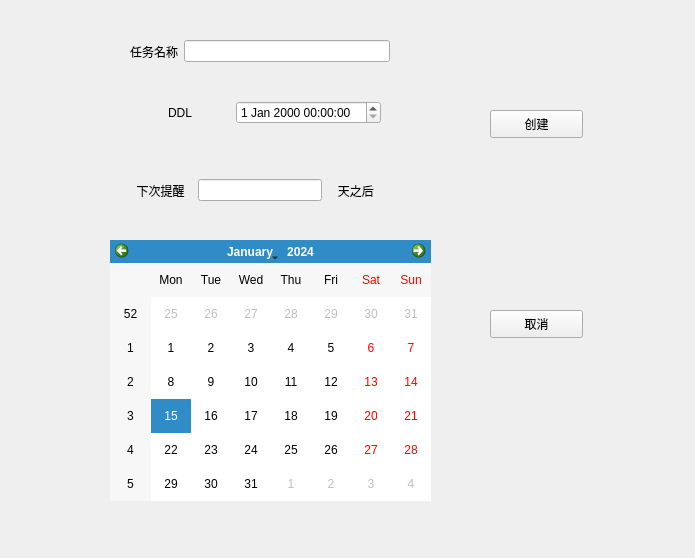
LuigiNixy/Qt_project, file newtask.ui: the form before one commit.
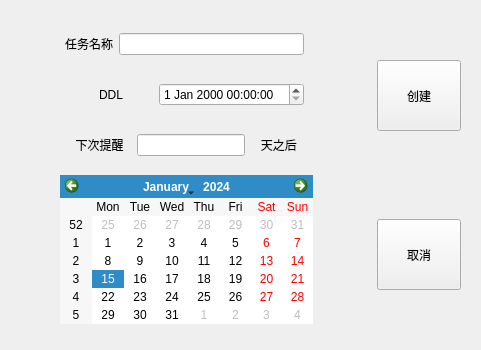
The form after the commit.

```diff
--- a/newtask.ui
+++ b/newtask.ui
@@ -6,33 +6,60 @@
    <rect>
     <x>0</x>
     <y>0</y>
-    <width>695</width>
-    <height>558</height>
+    <width>481</width>
+    <height>350</height>
    </rect>
   </property>
+  <property name="sizePolicy">
+   <sizepolicy hsizetype="Fixed" vsizetype="Fixed">
+    <horstretch>0</horstretch>
+    <verstretch>0</verstretch>
+   </sizepolicy>
+  </property>
   <property name="windowTitle">
    <string>Form</string>
   </property>
-  <widget class="QCalendarWidget" name="calendarWidget">
-   <property name="geometry">
-    <rect>
-     <x>110</x>
-     <y>240</y>
-     <width>321</width>
-     <height>261</height>
-    </rect>
-   </property>
-  </widget>
+  <layout class="QHBoxLayout" name="horizontalLayout_3">
+   <item>
+    <spacer name="horizontalSpacer">
+     <property name="orientation">
+      <enum>Qt::Horizontal</enum>
+     </property>
+     <property name="sizeType">
+      <enum>QSizePolicy::Preferred</enum>
+     </property>
+     <property name="sizeHint" stdset="0">
+      <size>
+       <width>40</width>
+       <height>20</height>
+      </size>
+     </property>
+    </spacer>
+   </item>
+   <item>
+    <widget class="QWidget" name="widget_8" native="true">
+     <property name="sizePolicy">
+      <sizepolicy hsizetype="Expanding" vsizetype="Expanding">
+       <horstretch>0</horstretch>
+       <verstretch>0</verstretch>
+      </sizepolicy>
+     </property>
+     <layout class="QVBoxLayout" name="verticalLayout_2">
+      <item>
   <widget class="QWidget" name="widget" native="true">
-   <property name="geometry">
-    <rect>
-     <x>130</x>
-     <y>30</y>
-     <width>260</width>
-     <height>43</height>
-    </rect>
+        <property name="sizePolicy">
+         <sizepolicy hsizetype="Preferred" vsizetype="Maximum">
+          <horstretch>0</horstretch>
+          <verstretch>0</verstretch>
+         </sizepolicy>
+        </property>
+        <property name="layoutDirection">
+         <enum>Qt::LeftToRight</enum>
    </property>
    <layout class="QHBoxLayout" name="horizontalLayout">
+         <property name="leftMargin">
+          <number>5</number>
+         </property>
     <item>
      <widget class="QLabel" name="taskName">
       <property name="text">
@@ -45,14 +72,14 @@
     </item>
    </layout>
   </widget>
+      </item>
+      <item>
   <widget class="QWidget" name="widget_3" native="true">
-   <property name="geometry">
-    <rect>
-     <x>130</x>
-     <y>80</y>
-     <width>251</width>
-     <height>65</height>
-    </rect>
+        <property name="sizePolicy">
+         <sizepolicy hsizetype="Preferred" vsizetype="Maximum">
+          <horstretch>0</horstretch>
+          <verstretch>0</verstretch>
+         </sizepolicy>
    </property>
    <layout class="QHBoxLayout" name="horizontalLayout_2">
     <item>
@@ -79,40 +106,14 @@
     </item>
    </layout>
   </widget>
-  <widget class="QPushButton" name="taskCreate">
-   <property name="geometry">
-    <rect>
-     <x>490</x>
-     <y>110</y>
-     <width>93</width>
-     <height>28</height>
-    </rect>
-   </property>
-   <property name="text">
-    <string>创建</string>
-   </property>
-  </widget>
-  <widget class="QPushButton" name="taskCancel">
-   <property name="geometry">
-    <rect>
-     <x>490</x>
-     <y>310</y>
-     <width>93</width>
-     <height>28</height>
-    </rect>
-   </property>
-   <property name="text">
-    <string>取消</string>
-   </property>
-  </widget>
+      </item>
+      <item>
   <widget class="QWidget" name="widget_2" native="true">
-   <property name="geometry">
-    <rect>
-     <x>130</x>
-     <y>160</y>
-     <width>251</width>
-     <height>61</height>
-    </rect>
+        <property name="sizePolicy">
+         <sizepolicy hsizetype="Expanding" vsizetype="Maximum">
+          <horstretch>0</horstretch>
+          <verstretch>0</verstretch>
+         </sizepolicy>
    </property>
    <layout class="QHBoxLayout" name="horizontalLayout_4">
     <item>
@@ -134,6 +135,126 @@
     </item>
    </layout>
   </widget>
+      </item>
+      <item>
+       <widget class="QCalendarWidget" name="calendarWidget">
+        <property name="sizePolicy">
+         <sizepolicy hsizetype="Expanding" vsizetype="Fixed">
+          <horstretch>0</horstretch>
+          <verstretch>0</verstretch>
+         </sizepolicy>
+        </property>
+        <property name="maximumSize">
+         <size>
+          <width>16777215</width>
+          <height>16777215</height>
+         </size>
+        </property>
+       </widget>
+      </item>
+     </layout>
+    </widget>
+   </item>
+   <item>
+    <spacer name="horizontalSpacer_2">
+     <property name="orientation">
+      <enum>Qt::Horizontal</enum>
+     </property>
+     <property name="sizeType">
+      <enum>QSizePolicy::Preferred</enum>
+     </property>
+     <property name="sizeHint" stdset="0">
+      <size>
+       <width>40</width>
+       <height>20</height>
+      </size>
+     </property>
+    </spacer>
+   </item>
+   <item>
+    <widget class="QWidget" name="widget_4" native="true">
+     <property name="sizePolicy">
+      <sizepolicy hsizetype="MinimumExpanding" vsizetype="Preferred">
+       <horstretch>0</horstretch>
+       <verstretch>0</verstretch>
+      </sizepolicy>
+     </property>
+     <layout class="QVBoxLayout" name="verticalLayout">
+      <item>
+       <spacer name="verticalSpacer_2">
+        <property name="orientation">
+         <enum>Qt::Vertical</enum>
+        </property>
+        <property name="sizeType">
+         <enum>QSizePolicy::Preferred</enum>
+        </property>
+        <property name="sizeHint" stdset="0">
+         <size>
+          <width>20</width>
+          <height>40</height>
+         </size>
+        </property>
+       </spacer>
+      </item>
+      <item>
+       <widget class="QPushButton" name="taskCreate">
+        <property name="sizePolicy">
+         <sizepolicy hsizetype="Expanding" vsizetype="Preferred">
+          <horstretch>0</horstretch>
+          <verstretch>0</verstretch>
+         </sizepolicy>
+        </property>
+        <property name="text">
+         <string>创建</string>
+        </property>
+       </widget>
+      </item>
+      <item>
+       <widget class="QWidget" name="widget_6" native="true"/>
+      </item>
+      <item>
+       <widget class="QWidget" name="widget_5" native="true">
+        <property name="sizePolicy">
+         <sizepolicy hsizetype="Preferred" vsizetype="Fixed">
+          <horstretch>0</horstretch>
+          <verstretch>0</verstretch>
+         </sizepolicy>
+        </property>
+       </widget>
+      </item>
+      <item>
+       <widget class="QPushButton" name="taskCancel">
+        <property name="sizePolicy">
+         <sizepolicy hsizetype="Expanding" vsizetype="Preferred">
+          <horstretch>0</horstretch>
+          <verstretch>0</verstretch>
+         </sizepolicy>
+        </property>
+        <property name="text">
+         <string>取消</string>
+        </property>
+       </widget>
+      </item>
+      <item>
+       <spacer name="verticalSpacer">
+        <property name="orientation">
+         <enum>Qt::Vertical</enum>
+        </property>
+        <property name="sizeType">
+         <enum>QSizePolicy::Preferred</enum>
+        </property>
+        <property name="sizeHint" stdset="0">
+         <size>
+          <width>20</width>
+          <height>40</height>
+         </size>
+        </property>
+       </spacer>
+      </item>
+     </layout>
+    </widget>
+   </item>
+  </layout>
  </widget>
  <tabstops>
   <tabstop>delayDays</tabstop>
```
Left out of the diff: 1 changed line with no effect on the pictures. Lines whose indentation alone changed are shown as unchanged.
